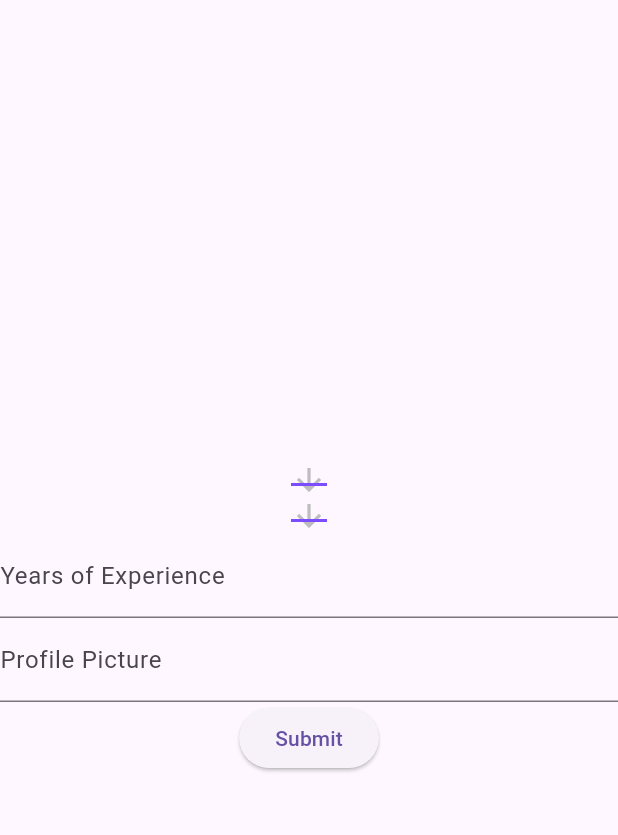
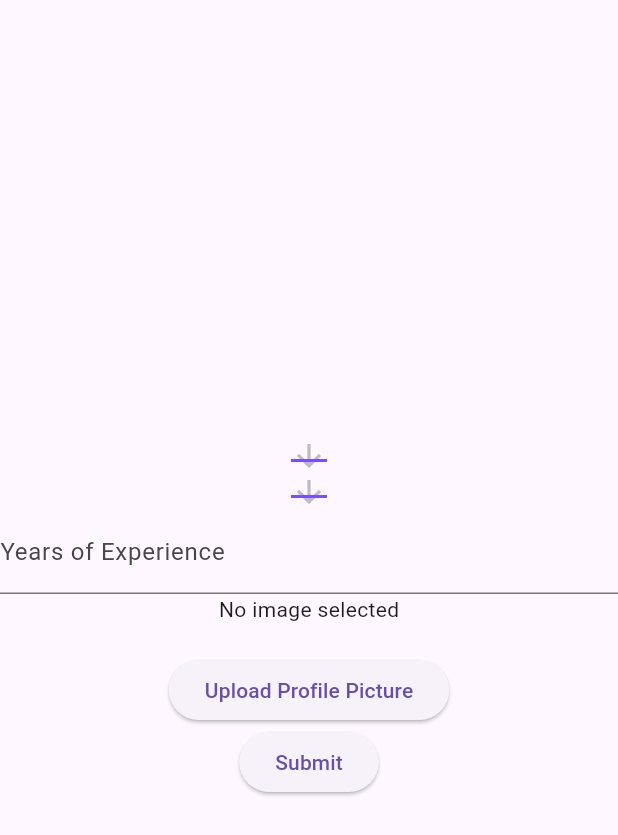
Before and after one commit to RabbitLuke/flutter_seminar_search, a Flutter app: the HostPageTwo screen opened directly, after a tap on "Submit", on a phone screen of 412 x 824 dp. Shown: the top 835 px of the screen. Run offline on Flutter 3.47's test engine with Material 3 defaults, Android fonts, the phone set to English and light mode, and no system bars; our stand-ins replace dio, flutter_bloc, flutter_dotenv, flutter_secure_storage, image_picker, jwt_decoder; accounts and stored records are empty; network calls fail.

Commit message:
Added ability to upload profile pictures, convert to base64, and obscure password fields

```diff
--- a/lib/constants.dart
+++ b/lib/constants.dart
@@ -1,9 +1,16 @@
 import 'package:flutter_dotenv/flutter_dotenv.dart';
 
 class ApiConstants {
-  static String get baseUrl => 'http://10.0.1.7:8080';
+  static String get baseUrl => 'http://10.0.1.9:8080';
   static const String contentType = 'application/json';
   static const String accessTokenKey = 'accessToken';
   static const String refreshTokenKey = 'refreshToken';
   static const String isHost = 'isHost';
+  static const String pattern = r"(?:[a-z0-9!#$%&'*+/=?^_`{|}~-]+(?:\.[a-z0-9!#$%&'"
+      r'*+/=?^_`{|}~-]+)*|"(?:[\x01-\x08\x0b\x0c\x0e-\x1f\x21\x23-\x5b\x5d-'
+      r'\x7f]|\\[\x01-\x09\x0b\x0c\x0e-\x7f])*")@(?:(?:[a-z0-9](?:[a-z0-9-]*'
+      r'[a-z0-9])?\.)+[a-z0-9](?:[a-z0-9-]*[a-z0-9])?|\[(?:(?:(2(5[0-5]|[0-4]'
+      r'[0-9])|1[0-9][0-9]|[1-9]?[0-9]))\.){3}(?:(2(5[0-5]|[0-4][0-9])|1[0-9]'
+      r'[0-9]|[1-9]?[0-9])|[a-z0-9-]*[a-z0-9]:(?:[\x01-\x08\x0b\x0c\x0e-\x1f\'
+      r'x21-\x5a\x53-\x7f]|\\[\x01-\x09\x0b\x0c\x0e-\x7f])+)\])';
 }
--- a/lib/features/api_calls/host_provider.dart
+++ b/lib/features/api_calls/host_provider.dart
@@ -1,8 +1,10 @@
 import 'dart:convert';
+import 'dart:io';
 
 import 'package:flutter/material.dart';
 import 'package:flutter_seminar_search/constants.dart';
 import 'package:http/http.dart' as http;
+import 'package:image_picker/image_picker.dart';
 
 class Faculty {
   int id;
@@ -23,7 +25,7 @@ class HostProfile {
   TextEditingController lNameController = TextEditingController();
   TextEditingController emailController = TextEditingController();
   TextEditingController passwordController = TextEditingController();
-  TextEditingController profilePic = TextEditingController();
+  File? profilePic;
   TextEditingController yearsOfExperience = TextEditingController();
 
   List<Qualifications> qualifications;
@@ -100,10 +102,21 @@ class HostProfileProvider extends ChangeNotifier {
         _hostProfile.qualifications = fetchedQualifications;
         notifyListeners();
       } else {
-        print("Error fetching qualifications. Status code: ${response.statusCode}");
+        print(
+            "Error fetching qualifications. Status code: ${response.statusCode}");
       }
     } catch (error) {
       print("Error fetching qualifications: $error");
     }
   }
+
+  Future<void> pickImage(HostProfile hostProfile) async {
+    final ImagePicker _picker = ImagePicker();
+    final XFile? image = await _picker.pickImage(
+        source: ImageSource.gallery); // or ImageSource.camera
+    if (image != null) {
+      hostProfile.profilePic = File(image.path);
+      // Do something with the selected image file, like displaying it in the UI or uploading it
+    }
+  }
 }
--- a/lib/features/api_calls/user_provider.dart
+++ b/lib/features/api_calls/user_provider.dart
@@ -4,6 +4,9 @@ import 'package:flutter/material.dart';
 import 'package:flutter_seminar_search/features/api_calls/user_provider.dart';
 import 'package:http/http.dart' as http;
 import 'package:flutter_seminar_search/constants.dart';
+import 'dart:io';
+
+import 'package:image_picker/image_picker.dart';
 
 class Faculty {
   int id;
@@ -17,7 +20,7 @@ class UserProfile {
   TextEditingController lNameController = TextEditingController();
   TextEditingController emailController = TextEditingController();
   TextEditingController passwordController = TextEditingController();
-  TextEditingController profilePic = TextEditingController();
+  File? profilePic;
   List<Faculty> faculties;
   Faculty? selectedFaculty;
 
@@ -67,4 +70,14 @@ class UserProfileProvider extends ChangeNotifier {
       print("Error fetching faculties: $error");
     }
   }
+
+  Future<void> pickImage(UserProfile userProfile) async {
+  final ImagePicker _picker = ImagePicker();
+  final XFile? image = await _picker.pickImage(source: ImageSource.gallery); // or ImageSource.camera
+  if (image != null) {
+    userProfile.profilePic = File(image.path);
+    // Do something with the selected image file, like displaying it in the UI or uploading it
+  }
 }
+
+}
--- a/lib/features/register/host_page_two.dart
+++ b/lib/features/register/host_page_two.dart
@@ -1,8 +1,10 @@
 import 'dart:convert';
+import 'dart:io';
 import 'package:flutter/material.dart';
 import 'package:flutter/services.dart';
 import 'package:flutter_seminar_search/constants.dart';
 import 'package:flutter_seminar_search/features/api_calls/host_provider.dart';
+import 'package:flutter_seminar_search/imageConverter.dart';
 import 'package:provider/provider.dart';
 import 'package:http/http.dart' as http;
 
@@ -18,12 +20,16 @@ class _PageTwoState extends State<HostPageTwo> {
   void initState() {
     super.initState();
     Provider.of<HostProfileProvider>(context, listen: false).fetchFaculties();
-    Provider.of<HostProfileProvider>(context, listen: false).fetchQualifications();
+    Provider.of<HostProfileProvider>(context, listen: false)
+        .fetchQualifications();
   }
 
   Future<void> _createHostProfile() async {
     final hostProfileProvider =
         Provider.of<HostProfileProvider>(context, listen: false);
+
+    String? base64ProfilePic =
+        await imageToBase64(hostProfileProvider.hostProfile.profilePic);
 
     const String createHostEndpoint = '/host/create';
     final String apiUrl = '${ApiConstants.baseUrl}$createHostEndpoint';
@@ -40,9 +46,11 @@ class _PageTwoState extends State<HostPageTwo> {
             .hostProfile.selectedFaculty?.id, // Use selectedFaculty
         'Qualifications':
             hostProfileProvider.hostProfile.selectedQualifiction?.id,
-        'Years_of_Experience': int.parse(hostProfileProvider.hostProfile.yearsOfExperience.text), //PLEASE DOUBLE CHECK THIS!! IT MIGHT NEED TO BE AN INTEGER
-        'Profile_pic': hostProfileProvider
-            .hostProfile.profilePic.text, // Assuming profilePic is a string
+        'Years_of_Experience': int.parse(hostProfileProvider
+            .hostProfile
+            .yearsOfExperience
+            .text), //PLEASE DOUBLE CHECK THIS!! IT MIGHT NEED TO BE AN INTEGER
+        'Profile_pic': base64ProfilePic, // Assuming profilePic is a string
       }),
     );
 
@@ -120,9 +128,44 @@ class _PageTwoState extends State<HostPageTwo> {
                 FilteringTextInputFormatter.digitsOnly
               ],
             ),
-            TextFormField(
-              controller: hostProfileProvider.hostProfile.profilePic,
-              decoration: InputDecoration(labelText: 'Profile Picture'),
+            FutureBuilder<File?>(
+              future: Future.value(hostProfileProvider.hostProfile.profilePic),
+              builder: (context, snapshot) {
+                print('Connection state: ${snapshot.connectionState}');
+                print('Data: ${snapshot.data}');
+                if (snapshot.connectionState == ConnectionState.waiting) {
+                  return CircularProgressIndicator(); // Show a loading indicator while loading the image
+                } else if (snapshot.hasError) {
+                  print('Error: ${snapshot.error}');
+                  return Text('Error: ${snapshot.error}');
+                } else if (snapshot.hasData) {
+                  File? imageFile = snapshot.data;
+                  return imageFile != null
+                      ? Container(
+                          width: 150,
+                          height: 150,
+                          decoration: BoxDecoration(
+                            border: Border.all(color: Colors.black),
+                          ),
+                          child: Image.file(
+                            imageFile,
+                            fit: BoxFit.cover,
+                          ),
+                        )
+                      : Container();
+                } else {
+                  return Text('No image selected');
+                }
+              },
+            ),
+            SizedBox(height: 20), // Add some spacing
+            ElevatedButton(
+              onPressed: () {
+                HostProfileProvider hostProfileProvider =
+                    Provider.of<HostProfileProvider>(context, listen: false);
+                hostProfileProvider.pickImage(hostProfileProvider.hostProfile);
+              },
+              child: Text('Upload Profile Picture'),
             ),
             ElevatedButton(
               onPressed: () {
@@ -131,7 +174,7 @@ class _PageTwoState extends State<HostPageTwo> {
 
                 // TODO: Submit the user profile data to your API
                 print(
-                    'Submitting user profile: ${hostProfile.fNameController.text}, ${hostProfile.lNameController.text}, ${hostProfile.emailController.text}, ${hostProfile.passwordController.text}, ${hostProfile.selectedFaculty}');
+                    'Submitting user profile: ${hostProfile.fNameController.text}, ${hostProfile.lNameController.text}, ${hostProfile.emailController.text}, ${hostProfile.passwordController.text}, ${hostProfile.selectedFaculty}, ${hostProfile.profilePic}');
               },
               child: Text('Submit'),
             ),
--- /dev/null
+++ b/lib/imageConverter.dart
@@ -0,0 +1,10 @@
+import 'dart:convert';
+import 'dart:io';
+
+Future<String?> imageToBase64(File? imageFile) async {
+  if (imageFile == null) {
+    return null;
+  }
+  List<int> bytes = await imageFile.readAsBytes();
+  return base64Encode(bytes);
+}
--- a/pubspec.yaml
+++ b/pubspec.yaml
@@ -16,6 +16,7 @@ dependencies:
   provider: ^6.1.2
   http: ^1.2.1
   jwt_decoder: ^2.0.1
+  image_picker: ^0.8.1
 
 dev_dependencies:
   flutter_test:
```
Also changed, not shown: lib/features/register/host_page_one.dart (+19 -2 lines), lib/features/register/page_one.dart (+19 -1 lines), lib/features/register/page_two.dart (+49 -11 lines), pubspec.lock, 5 other files.
